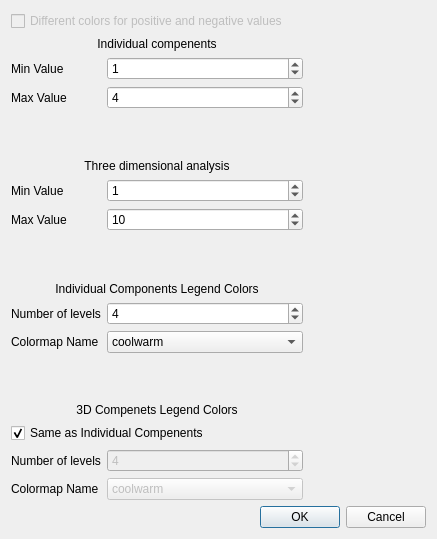
Qt form spmclient/ui/gui/xml/ui_colormap_chooser.ui (aalhossary/MovementRx) before a commit.
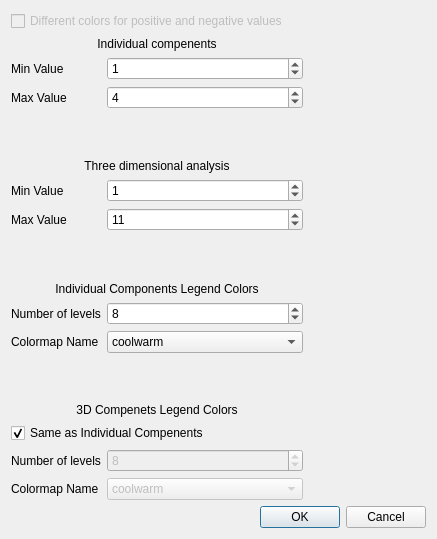
The same form after that commit. Custom widgets are drawn as their Qt base class.

What changed in the file:
```diff
--- a/spmclient/ui/gui/xml/ui_colormap_chooser.ui
+++ b/spmclient/ui/gui/xml/ui_colormap_chooser.ui
@@ -138,7 +138,7 @@
        <item row="6" column="1">
         <widget class="QSpinBox" name="threecomp_max_value_spinbox">
          <property name="value">
-          <number>10</number>
+          <number>11</number>
          </property>
         </widget>
        </item>
@@ -197,7 +197,7 @@
           <number>20</number>
          </property>
          <property name="value">
-          <number>4</number>
+          <number>8</number>
          </property>
         </widget>
        </item>
@@ -336,7 +336,7 @@
           <number>20</number>
          </property>
          <property name="value">
-          <number>4</number>
+          <number>8</number>
          </property>
         </widget>
        </item>
```
Left out of the diff: 196 changed lines with no effect on the pictures.
